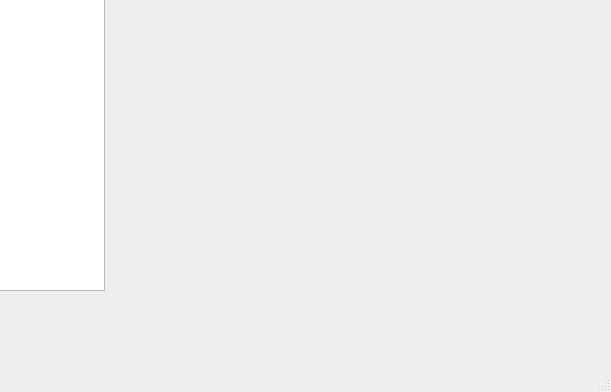
Before: the Qt Designer form util/ui/EC_dicom2avi.ui in chi-chun-1999/EC_dicom2avi, drawn with Qt 5; both pictures show x 166 to 777 and y 400 to 792 of the 777 by 792 pixel window.
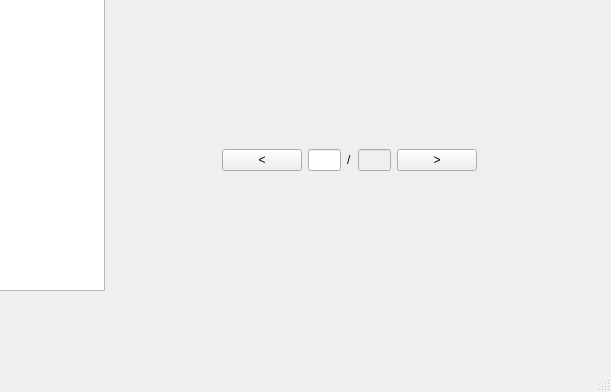
After: the same form once the commit is applied.

Diff of the .ui file:
```diff
--- a/util/ui/EC_dicom2avi.ui
+++ b/util/ui/EC_dicom2avi.ui
@@ -59,6 +59,82 @@
      </item>
     </layout>
    </widget>
+   <widget class="QWidget" name="layoutWidget">
+    <property name="geometry">
+     <rect>
+      <x>290</x>
+      <y>10</y>
+      <width>451</width>
+      <height>561</height>
+     </rect>
+    </property>
+    <layout class="QVBoxLayout" name="verticalLayout_3" stretch="5,1">
+     <item>
+      <widget class="QWidget" name="widget_picture" native="true"/>
+     </item>
+     <item>
+      <layout class="QHBoxLayout" name="horizontalLayout" stretch="3,2,1,0,1,2,3">
+       <item>
+        <spacer name="horizontalSpacer">
+         <property name="orientation">
+          <enum>Qt::Horizontal</enum>
+         </property>
+         <property name="sizeHint" stdset="0">
+          <size>
+           <width>40</width>
+           <height>20</height>
+          </size>
+         </property>
+        </spacer>
+       </item>
+       <item>
+        <widget class="QPushButton" name="pushButton_last_pic">
+         <property name="text">
+          <string>&lt;</string>
+         </property>
+        </widget>
+       </item>
+       <item>
+        <widget class="QLineEdit" name="lineEdit_current_pic"/>
+       </item>
+       <item>
+        <widget class="QLabel" name="label">
+         <property name="text">
+          <string>/</string>
+         </property>
+        </widget>
+       </item>
+       <item>
+        <widget class="QLineEdit" name="lineEdit_all_pic">
+         <property name="enabled">
+          <bool>false</bool>
+         </property>
+        </widget>
+       </item>
+       <item>
+        <widget class="QPushButton" name="pushButton_next_pic">
+         <property name="text">
+          <string>&gt;</string>
+         </property>
+        </widget>
+       </item>
+       <item>
+        <spacer name="horizontalSpacer_2">
+         <property name="orientation">
+          <enum>Qt::Horizontal</enum>
+         </property>
+         <property name="sizeHint" stdset="0">
+          <size>
+           <width>40</width>
+           <height>20</height>
+          </size>
+         </property>
+        </spacer>
+       </item>
+      </layout>
+     </item>
+    </layout>
+   </widget>
   </widget>
   <widget class="QMenuBar" name="menubar">
    <property name="geometry">
```
